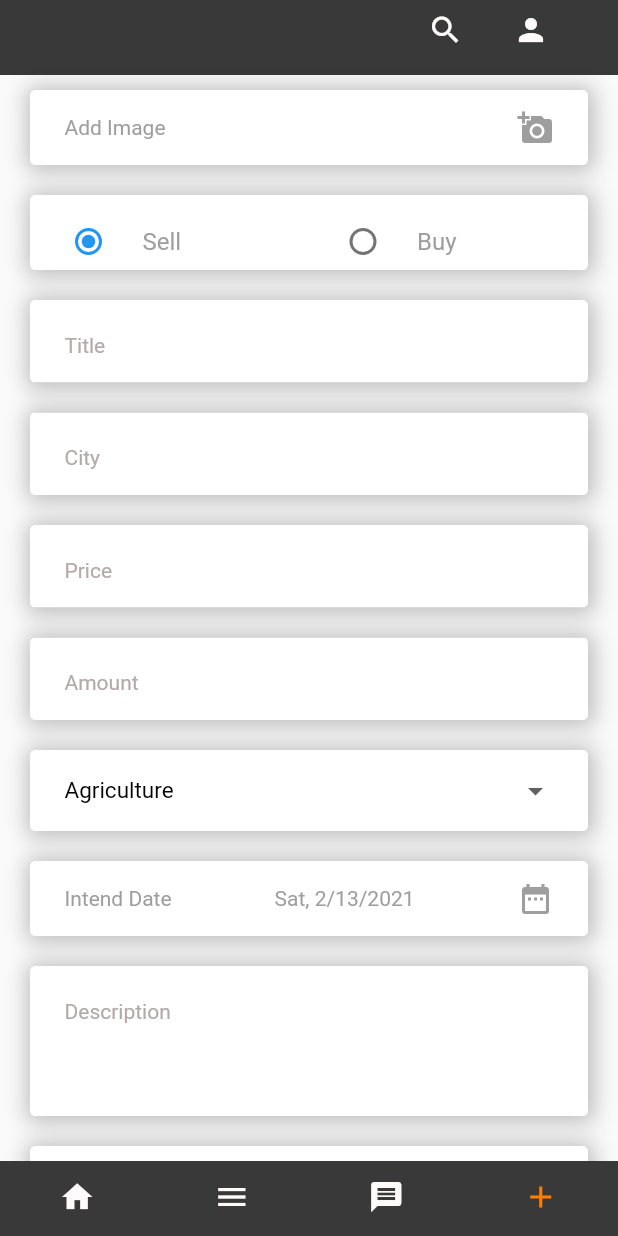
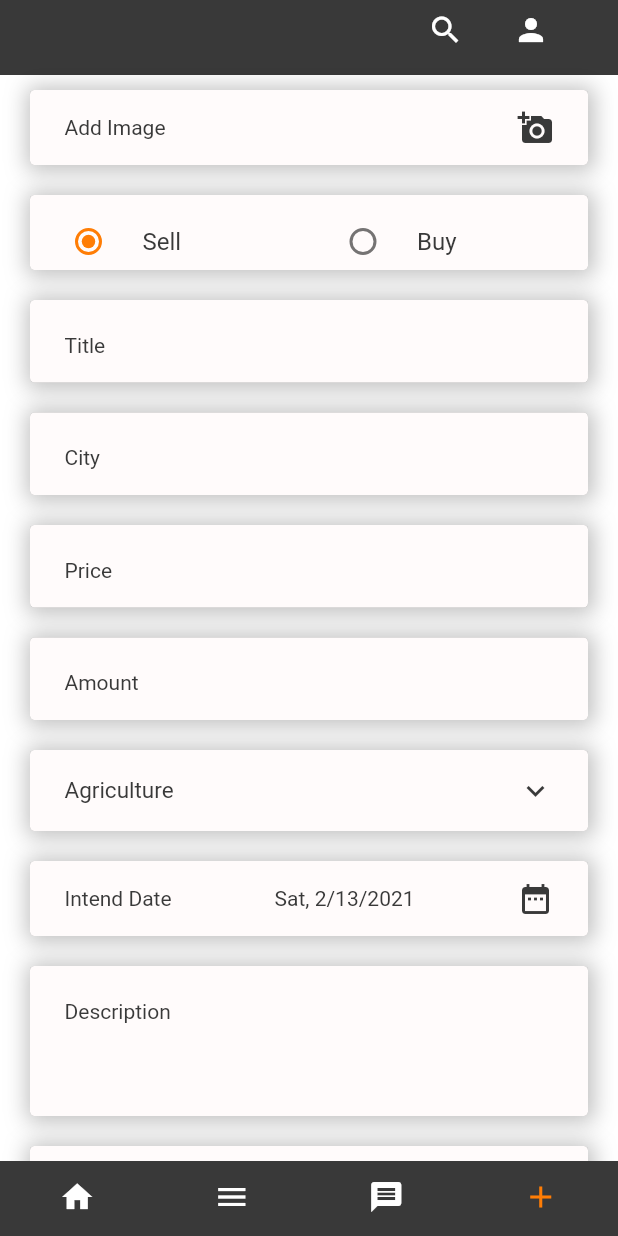
Before and after one commit to thamaraSenanayake/foodApp, a Flutter app: the HomeBase screen opened directly with empty values, item 4 of the bottom bar chosen, on a phone screen of 412 x 824 dp. Run offline on Flutter 3.47's test engine with Material 2 defaults, Android fonts, the phone set to English and light mode, and no system bars; our stand-ins replace cloud_firestore, firebase_storage, flutter_keyboard_visibility, flutter_secure_storage, flutter_spinkit, geolocator and 3 more; accounts and stored records are empty.

Commit message:
fix issues

```diff
--- a/lib/const.dart
+++ b/lib/const.dart
@@ -12,11 +12,14 @@ class AppData{
   static const String LOGOPATH = 'assets/images/logo.png';
   static const String BACKGROUNDPATH = 'assets/images/background.jpg';
   static Color secondaryColor= Color(0xff393939);
+  static Color blackColor= Color(0xff393939);
   static Color primaryColor= Color(0xFFFFFBFB);
+  static Color whiteColor= Color(0xFFFFFBFB);
   static Color thirdColor = Color(0xFFFF7D05);
   static int reviewCount = 0;
   static int clapCount = 0;
   static int msgCount = 0;
+  static bool isDarkMode = false;
 
 }
 
--- a/lib/module/customButton.dart
+++ b/lib/module/customButton.dart
@@ -1,4 +1,5 @@
 import 'package:flutter/material.dart';
+import 'package:food_app/const.dart';
 
 class CustomButton extends StatefulWidget {
   final String text;
@@ -24,7 +25,7 @@ class _CustomButtonState extends State<CustomButton> {
         height: 50,
         width: _width-120,
         decoration: BoxDecoration(
-          color: Colors.white,
+          color: AppData.primaryColor,
           borderRadius: BorderRadius.circular(3),
           boxShadow: [
             BoxShadow(color: Color.fromRGBO(0, 0, 0, 0.25)),
@@ -43,6 +44,7 @@ class _CustomButtonState extends State<CustomButton> {
           child: Text(
             widget.text,
             style: TextStyle(
+              color: AppData.secondaryColor,
               fontSize: 20,
               fontWeight: FontWeight.w800
             ),
--- a/lib/module/messageHeader.dart
+++ b/lib/module/messageHeader.dart
@@ -51,7 +51,8 @@ class _MessageHeaderViewState extends State<MessageHeaderView> {
           ),
           decoration: BoxDecoration(
             // color: widget.errorText.length ==0 ?Colors.white:Colors.redAccent,
-            color: Colors.white,
+            color: AppData.primaryColor,
+            // color: Colors.white,
             borderRadius: BorderRadius.circular(3),
             boxShadow: [
               BoxShadow(color: Color.fromRGBO(0, 0, 0, 0.25)),
@@ -88,7 +89,7 @@ class _MessageHeaderViewState extends State<MessageHeaderView> {
               Text(
                 widget.otherUser.name,
                 style: TextStyle(
-                  color: Colors.black,
+                  color: AppData.secondaryColor,
                   fontSize: 20
                 ),
               ),
--- a/lib/module/reviewView.dart
+++ b/lib/module/reviewView.dart
@@ -51,7 +51,7 @@ class _ReviewViewState extends State<ReviewView> {
         width: _width-20,
         padding: EdgeInsets.all(10),
         decoration: BoxDecoration(
-          color: Colors.white,
+          color: AppData.primaryColor,
           borderRadius: BorderRadius.circular(3),
           boxShadow: [
             BoxShadow(color: Color.fromRGBO(0, 0, 0, 0.25)),
--- a/lib/module/textbox.dart
+++ b/lib/module/textbox.dart
@@ -71,9 +71,10 @@ class _TextBoxState extends State<TextBox> {
       ),
       decoration: BoxDecoration(
         // color: widget.errorText.length ==0 ?Colors.white:Colors.redAccent,
-        color: Colors.white,
+
+        color: AppData.primaryColor,
         border: Border.all(
-          color: widget.errorText.length ==0 ? !widget.shadowDisplay?AppData.secondaryColor:Colors.white:Colors.redAccent,
+          color: widget.errorText.length ==0 ? !widget.shadowDisplay?AppData.secondaryColor:AppData.primaryColor:Colors.redAccent,
           width: 3
         ),
         borderRadius: BorderRadius.circular(3),
@@ -100,7 +101,7 @@ class _TextBoxState extends State<TextBox> {
       ),
       child: TextField(
         style: TextStyle(
-          color: Colors.black,
+          color: AppData.secondaryColor,
           fontSize: widget.prefixIcon == Icons.attach_money?18:15
         ),
         controller:_controller,
@@ -112,7 +113,7 @@ class _TextBoxState extends State<TextBox> {
             size: widget.prefixIcon == Icons.attach_money?21:24,
             color: Colors.black,
           ) : null,
-          hintStyle:TextStyle(fontSize: 14, color: Color(0xffB3A9A9), height: 1.8),
+          hintStyle:TextStyle(fontSize: 14, color: AppData.secondaryColor, height: 1.8),
           suffixIcon: widget.suffixIcon != null ? Icon(widget.suffixIcon) : null,
         ),
         maxLines: widget.textInputType == TextInputType.multiline?null:1,
--- a/lib/profile/addPost/addPost.dart
+++ b/lib/profile/addPost/addPost.dart
@@ -405,9 +405,10 @@ class _AddPostState extends State<AddPost> implements SaveImageListener {
                         ),
                         decoration: BoxDecoration(
                           // color: widget.errorText.length ==0 ?Colors.white:Colors.redAccent,
-                          color: Colors.white,
+                          // color: Colors.white,
+                          color: AppData.primaryColor,
                           border: Border.all(
-                            color: Colors.white,
+                            color: AppData.primaryColor,
                             width: 3
                           ),
                           borderRadius: BorderRadius.circular(3),
@@ -430,12 +431,12 @@ class _AddPostState extends State<AddPost> implements SaveImageListener {
                             Text(
                               "Add Image",
                               style: TextStyle(
-                                color: Colors.grey
+                                color: AppData.secondaryColor
                               ),
                             ),
                             Icon(
                               Icons.add_a_photo,
-                              color: Colors.grey
+                              color: AppData.secondaryColor
                             )
 
                           ],
@@ -483,10 +484,9 @@ class _AddPostState extends State<AddPost> implements SaveImageListener {
                       width: _width-40,
                       height: 50,
                       decoration: BoxDecoration(
-                        // color: widget.errorText.length ==0 ?Colors.white:Colors.redAccent,
-                        color: Colors.white,
+                        color: AppData.primaryColor,
                         border: Border.all(
-                          color: Colors.white,
+                          color: AppData.primaryColor,
                           width: 3
                         ),
                         borderRadius: BorderRadius.circular(3),
@@ -509,10 +509,11 @@ class _AddPostState extends State<AddPost> implements SaveImageListener {
                             width: (_width-46)/2,
                             // height: 50,
                             child: RadioListTile(
+                              activeColor: AppData.thirdColor,
                               title:  Text(
                                 'Sell',
                                 style: TextStyle(
-                                  color: Colors.grey
+                                  color: AppData.secondaryColor
                                 ),
                               ),
                               value: 1,
@@ -528,10 +529,11 @@ class _AddPostState extends State<AddPost> implements SaveImageListener {
                             width: (_width-46)/2,
                             // height: 50,
                             child: RadioListTile(
+                              activeColor: AppData.thirdColor,
                               title:  Text(
                                 'Buy',
                                 style: TextStyle(
-                                  color: Colors.grey
+                                  color: AppData.secondaryColor
                                 ),
                               ),
                               value: 2,
@@ -659,9 +661,9 @@ class _AddPostState extends State<AddPost> implements SaveImageListener {
                       ),
                       decoration: BoxDecoration(
                         // color: widget.errorText.length ==0 ?Colors.white:Colors.redAccent,
-                        color: Colors.white,
+                        color: AppData.primaryColor,
                         border: Border.all(
-                          color: Colors.white,
+                          color: AppData.primaryColor,
                           width: 3
                         ),
                         borderRadius: BorderRadius.circular(3),
@@ -681,9 +683,14 @@ class _AddPostState extends State<AddPost> implements SaveImageListener {
                       child: DropdownButtonHideUnderline(
                         child: Theme(
                           data: Theme.of(context).copyWith(
-                            canvasColor: Colors.white,
+                            canvasColor: AppData.primaryColor,
+                            iconTheme: IconThemeData(color:AppData.secondaryColor)
                           ),
                           child: DropdownButton<String>(
+                            icon: Icon(
+                              Icons.keyboard_arrow_down,
+                              color:AppData.secondaryColor
+                            ),
                             value: _selectedUserCategory,
                             onChanged: (String newValue) {
                               FocusScope.of(context).requestFocus(FocusNode());
@@ -701,7 +708,7 @@ class _AddPostState extends State<AddPost> implements SaveImageListener {
                                     value,
                                     overflow:TextOverflow.fade,
                                     style: TextStyle(
-                                      color: Colors.black,
+                                      color: AppData.secondaryColor,
                                       fontSize: 15,
                                     ),
                                   ),
@@ -733,9 +740,9 @@ class _AddPostState extends State<AddPost> implements SaveImageListener {
                         ),
                         decoration: BoxDecoration(
                           // color: widget.errorText.length ==0 ?Colors.white:Colors.redAccent,
-                          color: Colors.white,
+                          color: AppData.primaryColor,
                           border: Border.all(
-                            color: Colors.white,
+                            color: AppData.primaryColor,
                             width: 3
                           ),
                           borderRadius: BorderRadius.circular(3),
@@ -758,18 +765,18 @@ class _AddPostState extends State<AddPost> implements SaveImageListener {
                             Text(
                               "Intend Date",
                               style: TextStyle(
-                                color: Colors.grey
+                                color: AppData.secondaryColor
                               ),
                             ),
                             Text(
                               DateFormat.yMEd().format(_post.intendDate),
                               style: TextStyle(
-                                color: Colors.grey
+                                color: AppData.secondaryColor
                               ),
                             ),
                             Icon(
                               Icons.date_range,
-                              color: Colors.grey
+                              color: AppData.secondaryColor
                             )
 
                           ],
@@ -836,9 +843,9 @@ class _AddPostState extends State<AddPost> implements SaveImageListener {
                         ),
                         decoration: BoxDecoration(
                           // color: widget.errorText.length ==0 ?Colors.white:Colors.redAccent,
-                          color: Colors.white,
+                          color: AppData.primaryColor,
                           border: Border.all(
-                            color: Colors.white,
+                            color: AppData.primaryColor,
                             width: 3
                           ),
                           borderRadius: BorderRadius.circular(3),
@@ -861,18 +868,18 @@ class _AddPostState extends State<AddPost> implements SaveImageListener {
                             Text(
                               "Set Location",
                               style: TextStyle(
-                                color: Colors.grey
+                                color: AppData.secondaryColor
                               ),
                             ),
                             Text(
                               _post.location != null? "Done":"",
                               style: TextStyle(
-                                color: Colors.grey
+                                color: AppData.secondaryColor
                               ),
                             ),
                             Icon(
                               Icons.location_on,
-                              color: Colors.grey
+                              color: AppData.secondaryColor
                             )
 
                           ],
--- a/lib/profile/categorySelect/postsToCategory.dart
+++ b/lib/profile/categorySelect/postsToCategory.dart
@@ -58,6 +58,7 @@ class _PostsToCategoryState extends State<PostsToCategory> implements ViewPostLi
     });
     return Scaffold(
       body: Container(
+        color: AppData.isDarkMode? Colors.black.withOpacity(0.8):Colors.white,
         width : _width,
         height :_height,
         child: SafeArea(
@@ -85,6 +86,7 @@ class _PostsToCategoryState extends State<PostsToCategory> implements ViewPostLi
                                 child: Icon(
                                   Icons.arrow_back,
                                   size: 35,
+                                  color: AppData.secondaryColor,
                                 ),
                               ),
                             ),
@@ -96,7 +98,8 @@ class _PostsToCategoryState extends State<PostsToCategory> implements ViewPostLi
                             _title,
                             style: TextStyle(
                               fontSize: 22,
-                              fontWeight: FontWeight.w800
+                              fontWeight: FontWeight.w800,
+                              color: AppData.secondaryColor,
                             ),
                           ),
                         ),
--- a/lib/profile/homeBase.dart
+++ b/lib/profile/homeBase.dart
@@ -165,21 +165,23 @@ class _HomeBaseState extends State<HomeBase> with TickerProviderStateMixin imple
           child: Stack(
             children: [
 
-              // Container(
-              //   height:_height,
-              //   width:_width,
-              //   child: Image.asset(
-              //     AppData.BACKGROUNDPATH,
-              //     fit:BoxFit.cover
-              //   ),
-              // ),
+              Container(
+                height:_height,
+                width:_width,
+                color: AppData.isDarkMode? Colors.black.withOpacity(0.8):Colors.white,
+
+                // child: Image.asset(
+                //   AppData.BACKGROUNDPATH,
+                //   fit:BoxFit.cover
+                // ),
+              ),
 
               Align(
                 alignment: Alignment.topCenter,
                 child: Container(
                   width: _width,
                   height: 50,
-                  color: AppData.secondaryColor,
+                  color: Color(0xff393939),
                 ),
               ),
 
@@ -188,7 +190,7 @@ class _HomeBaseState extends State<HomeBase> with TickerProviderStateMixin imple
                 child: Container(
                   width: _width,
                   height: 40,
-                  color: AppData.secondaryColor,
+                  color: Color(0xff393939),
                 ),
               ):Container(),
 
@@ -203,7 +205,7 @@ class _HomeBaseState extends State<HomeBase> with TickerProviderStateMixin imple
                         height: 40,
                         width: _width,
                         decoration: BoxDecoration(
-                          color: AppData.secondaryColor,
+                          color: Color(0xff393939),
                         ),
                         child: Row(
                           mainAxisAlignment: MainAxisAlignment.end,
@@ -221,7 +223,7 @@ class _HomeBaseState extends State<HomeBase> with TickerProviderStateMixin imple
                                 child: Center(
                                   child: Icon(
                                     Icons.search,
-                                    color:_profilePage == ProfilePage.Search? AppData.thirdColor: AppData.primaryColor,
+                                    color:_profilePage == ProfilePage.Search? AppData.thirdColor: Colors.white,
                                   ),
                                 ),
                               ),
@@ -241,7 +243,7 @@ class _HomeBaseState extends State<HomeBase> with TickerProviderStateMixin imple
                                     Center(
                                       child: Icon(
                                         Icons.person,
-                                        color:_profilePage == ProfilePage.Profile? AppData.thirdColor: AppData.primaryColor,
+                                        color:_profilePage == ProfilePage.Profile? AppData.thirdColor: Colors.white,
                                       ),
                                     ),
                                     AppData.reviewCount + AppData.clapCount != 0? Container(
@@ -286,7 +288,7 @@ class _HomeBaseState extends State<HomeBase> with TickerProviderStateMixin imple
                       ),
                       _bottomBarVisibility?Container(
                         height: 50,
-                        color: AppData.secondaryColor,
+                        color: Color(0xff393939),
                         child: TabBar(
                           indicatorColor:Colors.transparent,
                           onTap: (val){
@@ -328,10 +330,10 @@ class _HomeBaseState extends State<HomeBase> with TickerProviderStateMixin imple
                               child: Container(
                                 height: 80,
                                 width: 80,
-                                color: AppData.secondaryColor,
+                                color: Color(0xff393939),
                                 child: Icon(
                                   Icons.home,
-                                  color:_profilePage == ProfilePage.Home? AppData.thirdColor: AppData.primaryColor,
+                                  color:_profilePage == ProfilePage.Home? AppData.thirdColor: Colors.white,
                                 ),
                               ),
                             ),
@@ -344,10 +346,10 @@ class _HomeBaseState extends State<HomeBase> with TickerProviderStateMixin imple
                               child: Container(
                                 height: 80,
                                 width: 80,
-                                color: AppData.secondaryColor,
+                                color: Color(0xff393939),
                                 child: Icon(
                                   Icons.menu,
-                                  color:_profilePage == ProfilePage.Category? AppData.thirdColor: AppData.primaryColor,
+                                  color:_profilePage == ProfilePage.Category? AppData.thirdColor: Colors.white,
                                 ),
                               ),
                             ),
@@ -360,15 +362,15 @@ class _HomeBaseState extends State<HomeBase> with TickerProviderStateMixin imple
                               child: Container(
                                 height: 80,
                                 width: 80,
-                                color: AppData.secondaryColor,
+                                color: Color(0xff393939),
                                 // color: Colors.blue,
                                 child: Stack(
-                                  children: [
+                                  children:[
                                     Align(
                                       alignment: Alignment.center,
                                       child: Icon(
                                         Icons.message,
-                                        color:_profilePage == ProfilePage.Message? AppData.thirdColor: AppData.primaryColor,
+                                        color:_profilePage == ProfilePage.Message? AppData.thirdColor: Colors.white,
                                       ),
                                     ),
 
@@ -406,10 +408,10 @@ class _HomeBaseState extends State<HomeBase> with TickerProviderStateMixin imple
                               child: Container(
                                 height: 80,
                                 width: 80,
-                                color: AppData.secondaryColor,
+                                color: Color(0xff393939),
                                 child: Icon(
                                   Icons.add,
-                                  color:_profilePage == ProfilePage.Add? AppData.thirdColor: AppData.primaryColor,
+                                  color:_profilePage == ProfilePage.Add? AppData.thirdColor: Colors.white,
                                 ),
                               ),
                             )
--- a/lib/profile/viewLocation.dart
+++ b/lib/profile/viewLocation.dart
@@ -61,6 +61,7 @@ class _ViewLocationState extends State<ViewLocation>  {
       body: Container(
         width : _width,
         height :_height,
+        color: AppData.isDarkMode? Colors.black.withOpacity(0.8):Colors.white,
         child: SafeArea(
           child: Column(
             children: [
@@ -85,6 +86,7 @@ class _ViewLocationState extends State<ViewLocation>  {
                                 child: Icon(
                                   Icons.arrow_back,
                                   size: 35,
+                                  color: AppData.secondaryColor,
                                 ),
                               ),
                             ),
@@ -96,7 +98,8 @@ class _ViewLocationState extends State<ViewLocation>  {
                             "View Location",
                             style: TextStyle(
                               fontSize: 22,
-                              fontWeight: FontWeight.w800
+                              fontWeight: FontWeight.w800,
+                              color: AppData.secondaryColor,
                             ),
                           ),
                         ),
```
Also changed, not shown: lib/module/singleMessageView.dart (+8 -3 lines), lib/module/viewPost.dart (+15 -5 lines), lib/profile/addReview.dart (+8 -6 lines), lib/profile/categorySelect/userCategorySelect.dart (+8 -7 lines), lib/profile/message/messageView.dart (+7 -6 lines), lib/profile/profile/profile.dart (+35 -20 lines), lib/profile/profile/settings.dart (+10 -0 lines), lib/profile/search.dart (+6 -5 lines), lib/profile/userProfilePage.dart (+21 -10 lines).
